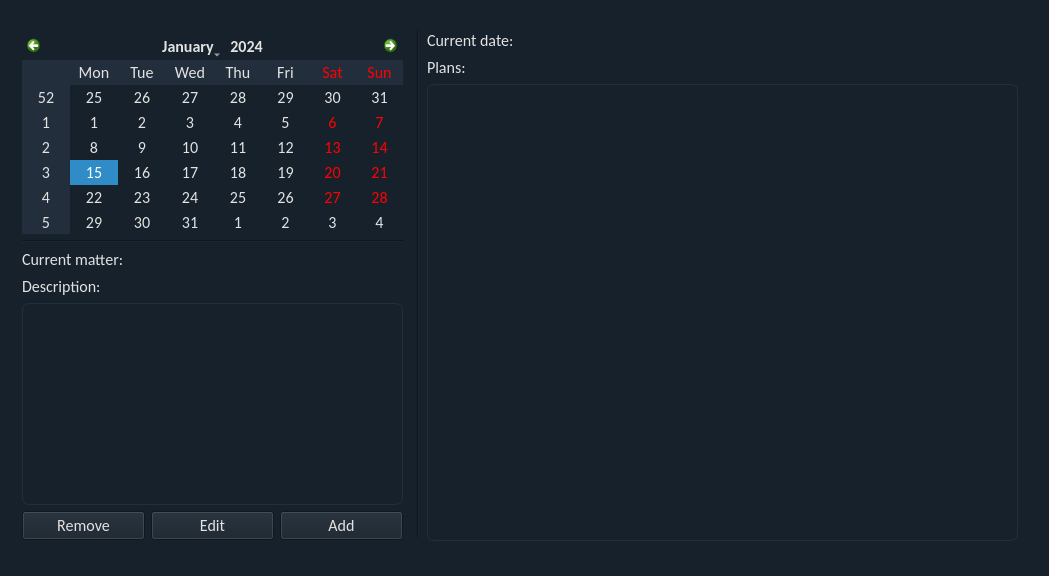
Petrino411/Coursework-MSTP, file gui/todo.ui: the form before one commit.
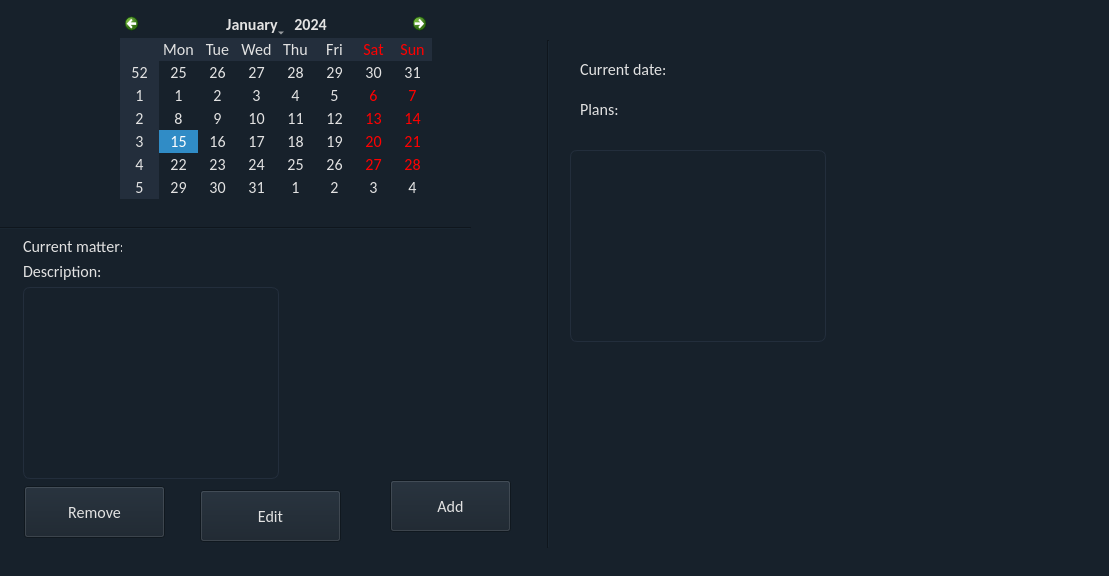
The form after the commit.

Patch:
```diff
--- a/gui/todo.ui
+++ b/gui/todo.ui
@@ -6,7 +6,7 @@
    <rect>
     <x>0</x>
     <y>0</y>
-    <width>1049</width>
+    <width>1109</width>
     <height>576</height>
    </rect>
   </property>
@@ -24,8 +24,8 @@
    <widget class="Line" name="line">
     <property name="geometry">
      <rect>
-      <x>410</x>
-      <y>30</y>
+      <x>540</x>
+      <y>40</y>
       <width>16</width>
       <height>508</height>
      </rect>
@@ -34,18 +34,15 @@
      <enum>Qt::Vertical</enum>
     </property>
    </widget>
-   <widget class="QWidget" name="">
-    <property name="geometry">
-     <rect>
-      <x>22</x>
-      <y>32</y>
-      <width>381</width>
-      <height>508</height>
-     </rect>
-    </property>
-    <layout class="QVBoxLayout" name="verticalLayout">
-     <item>
       <widget class="QCalendarWidget" name="calendarWidget">
+    <property name="geometry">
+     <rect>
+      <x>120</x>
+      <y>10</y>
+      <width>312</width>
+      <height>189</height>
+     </rect>
+    </property>
        <property name="font">
         <font>
          <family>Calibri</family>
@@ -61,16 +58,47 @@
         <locale language="English" country="UnitedKingdom"/>
        </property>
       </widget>
-     </item>
-     <item>
+   <widget class="QLabel" name="label_5">
+    <property name="geometry">
+     <rect>
+      <x>23</x>
+      <y>262</y>
+      <width>78</width>
+      <height>19</height>
+     </rect>
+    </property>
+    <property name="font">
+     <font>
+      <family>Calibri</family>
+      <pointsize>12</pointsize>
+     </font>
+    </property>
+    <property name="text">
+     <string>Description:</string>
+    </property>
+   </widget>
       <widget class="Line" name="line_2">
+    <property name="geometry">
+     <rect>
+      <x>0</x>
+      <y>220</y>
+      <width>471</width>
+      <height>16</height>
+     </rect>
+    </property>
        <property name="orientation">
         <enum>Qt::Horizontal</enum>
        </property>
       </widget>
-     </item>
-     <item>
       <widget class="QLabel" name="label_2">
+    <property name="geometry">
+     <rect>
+      <x>23</x>
+      <y>237</y>
+      <width>99</width>
+      <height>19</height>
+     </rect>
+    </property>
        <property name="font">
         <font>
          <family>Calibri</family>
@@ -81,32 +109,29 @@
         <string>Current matter:</string>
        </property>
       </widget>
-     </item>
-     <item>
-      <widget class="QLabel" name="label_5">
-       <property name="font">
-        <font>
-         <family>Calibri</family>
-         <pointsize>12</pointsize>
-        </font>
-       </property>
-       <property name="text">
-        <string>Description:</string>
-       </property>
-      </widget>
-     </item>
-     <item>
       <widget class="QTextBrowser" name="textBrowser">
+    <property name="geometry">
+     <rect>
+      <x>23</x>
+      <y>287</y>
+      <width>256</width>
+      <height>192</height>
+     </rect>
+    </property>
        <property name="styleSheet">
         <string notr="true"> border: 1px solid rgb(35, 46, 60);
      border-radius:7px;</string>
        </property>
       </widget>
-     </item>
-     <item>
-      <layout class="QHBoxLayout" name="horizontalLayout">
-       <item>
         <widget class="QPushButton" name="pushButton_3">
+    <property name="geometry">
+     <rect>
+      <x>24</x>
+      <y>486</y>
+      <width>141</width>
+      <height>52</height>
+     </rect>
+    </property>
          <property name="font">
           <font>
            <family>Calibri</family>
@@ -133,9 +158,15 @@
           <string>Remove</string>
          </property>
         </widget>
-       </item>
-       <item>
         <widget class="QPushButton" name="pushButton_2">
+    <property name="geometry">
+     <rect>
+      <x>200</x>
+      <y>490</y>
+      <width>141</width>
+      <height>52</height>
+     </rect>
+    </property>
          <property name="font">
           <font>
            <family>Calibri</family>
@@ -162,9 +193,15 @@
           <string>Edit</string>
          </property>
         </widget>
-       </item>
-       <item>
         <widget class="QPushButton" name="pushButton">
+    <property name="geometry">
+     <rect>
+      <x>390</x>
+      <y>480</y>
+      <width>121</width>
+      <height>52</height>
+     </rect>
+    </property>
          <property name="font">
           <font>
            <family>Calibri</family>
@@ -191,36 +228,15 @@
           <string>Add</string>
          </property>
         </widget>
-       </item>
-      </layout>
-     </item>
-    </layout>
-   </widget>
-   <widget class="QWidget" name="">
-    <property name="geometry">
-     <rect>
-      <x>427</x>
-      <y>30</y>
-      <width>591</width>
-      <height>511</height>
-     </rect>
-    </property>
-    <layout class="QVBoxLayout" name="verticalLayout_2">
-     <item>
-      <widget class="QLabel" name="label">
-       <property name="font">
-        <font>
-         <family>Calibri</family>
-         <pointsize>12</pointsize>
-        </font>
-       </property>
-       <property name="text">
-        <string>Current date:</string>
-       </property>
-      </widget>
-     </item>
-     <item>
       <widget class="QLabel" name="label_6">
+    <property name="geometry">
+     <rect>
+      <x>580</x>
+      <y>100</y>
+      <width>39</width>
+      <height>19</height>
+     </rect>
+    </property>
        <property name="font">
         <font>
          <family>Calibri</family>
@@ -231,16 +247,38 @@
         <string>Plans:</string>
        </property>
       </widget>
-     </item>
-     <item>
+   <widget class="QLabel" name="label">
+    <property name="geometry">
+     <rect>
+      <x>580</x>
+      <y>60</y>
+      <width>85</width>
+      <height>19</height>
+     </rect>
+    </property>
+    <property name="font">
+     <font>
+      <family>Calibri</family>
+      <pointsize>12</pointsize>
+     </font>
+    </property>
+    <property name="text">
+     <string>Current date:</string>
+    </property>
+   </widget>
       <widget class="QListWidget" name="listWidget">
+    <property name="geometry">
+     <rect>
+      <x>570</x>
+      <y>150</y>
+      <width>256</width>
+      <height>192</height>
+     </rect>
+    </property>
        <property name="styleSheet">
         <string notr="true"> border: 1px solid rgb(35, 46, 60);
      border-radius:7px;</string>
        </property>
-      </widget>
-     </item>
-    </layout>
    </widget>
   </widget>
  </widget>
```
Lines whose indentation alone changed are shown as unchanged.
